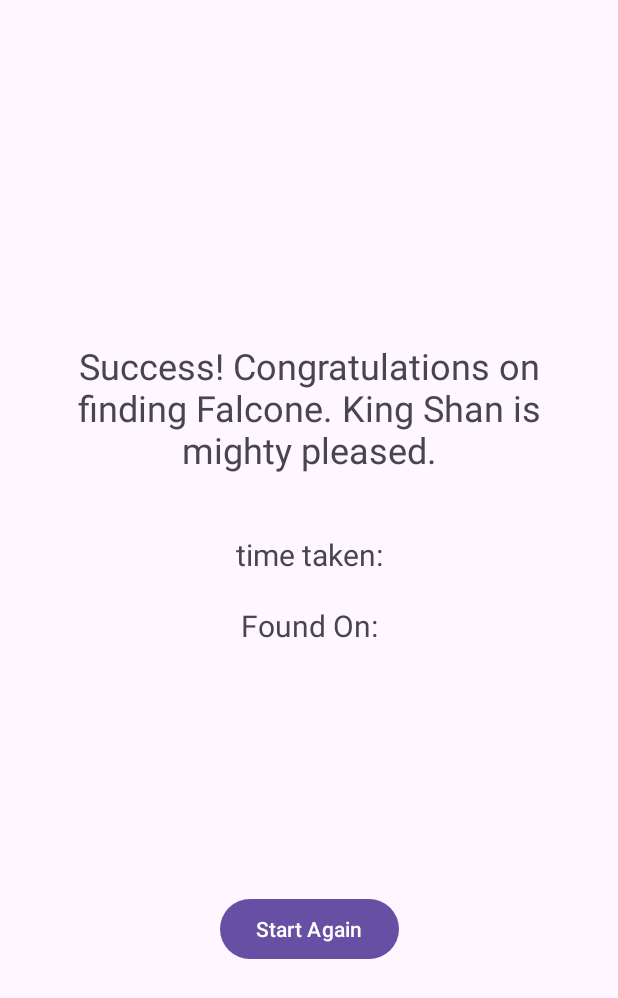
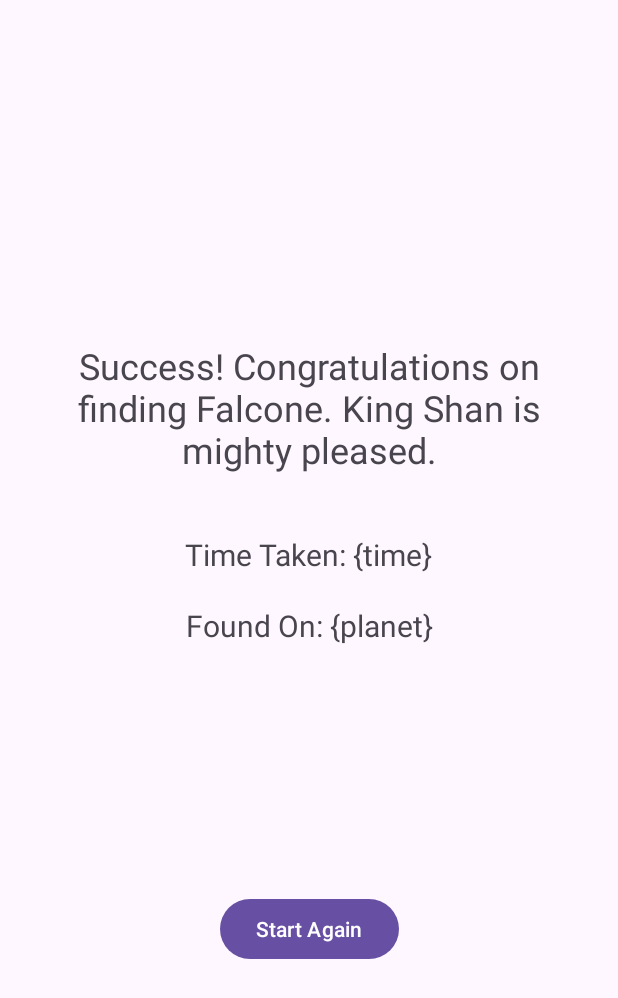
Before and after one commit to ranjanproject/falconfinder, an Android app: the layout fragment_falcon_finder_result.xml on its own in the app's theme, with its tools: preview values and no code run, on a phone screen of 412 x 824 dp. Shown: the top 998 px of the screen. Run offline under Robolectric (Android 15) with nearby library versions, the phone set to English and light mode, and no system bars.

Commit message:
#comment result fragment ui handled

```diff
--- a/app/src/main/java/com/example/falconfinder/MainActivity.kt
+++ b/app/src/main/java/com/example/falconfinder/MainActivity.kt
@@ -17,12 +17,6 @@ import javax.inject.Inject
 class MainActivity : AppCompatActivity(), FindFalconClickListener {
 
     private lateinit var binding: ActivityMainBinding
-
-//    @Inject
-//    lateinit var planetSelectionFragment: PlanetSelectionFragment
-
-//    @Inject
-//    lateinit var falconFinderResultFragment: FalconFinderResultFragment
 
     override fun onCreate(savedInstanceState: Bundle?) {
         super.onCreate(savedInstanceState)
--- a/app/src/main/java/com/example/falconfinder/models/FalconFinderResponse.kt
+++ b/app/src/main/java/com/example/falconfinder/models/FalconFinderResponse.kt
@@ -1,6 +1,9 @@
 package com.example.falconfinder.models
 
+import com.google.gson.annotations.SerializedName
+
 data class FalconFinderResponse(
+    @SerializedName("planet_name")
     val planetName: String,
     var status: String="",
     var error: String=""
--- a/app/src/main/java/com/example/falconfinder/ui/fragments/PlanetSelectionFragment.kt
+++ b/app/src/main/java/com/example/falconfinder/ui/fragments/PlanetSelectionFragment.kt
@@ -57,7 +57,6 @@ class PlanetSelectionFragment @Inject constructor(private val findFalconClickLis
 
        binding.findFalconBtn.setOnClickListener {
 
-           findFalconClickListener.onFindFalconBtnClicked()
 
            viewModel.findFalcon()
 
@@ -96,6 +95,10 @@ class PlanetSelectionFragment @Inject constructor(private val findFalconClickLis
         viewModel.isFindFalconBtn.observe(viewLifecycleOwner) {
             binding.findFalconBtn.isClickable = it
         }
+
+        viewModel.falconResultLD.observe(viewLifecycleOwner) {
+            findFalconClickListener.onFindFalconBtnClicked()
+        }
     }
 
 
--- a/app/src/main/res/layout/fragment_falcon_finder_result.xml
+++ b/app/src/main/res/layout/fragment_falcon_finder_result.xml
@@ -32,14 +32,14 @@
         app:layout_constraintEnd_toEndOf="parent"
         app:layout_constraintStart_toStartOf="parent"
         app:layout_constraintTop_toBottomOf="@+id/title_tv"
-        android:text="time taken:" />
+        android:text="@string/time_taken_time" />
 
     <TextView
         android:id="@+id/planet_tv"
         android:layout_width="wrap_content"
         android:layout_height="wrap_content"
         android:layout_marginTop="20dp"
-        android:text="Found On:"
+        android:text="@string/found_on"
         android:textSize="20sp"
         app:layout_constraintEnd_toEndOf="parent"
         app:layout_constraintStart_toStartOf="parent"
@@ -49,7 +49,7 @@
         android:id="@+id/start_again_btn"
         android:layout_width="wrap_content"
         android:layout_height="wrap_content"
-        android:text="Start Again"
+        android:text="@string/start_again"
         app:layout_constraintBottom_toBottomOf="parent"
         app:layout_constraintEnd_toEndOf="parent"
         app:layout_constraintStart_toStartOf="parent"
--- a/app/src/main/res/values-night/strings.xml
+++ b/app/src/main/res/values-night/strings.xml
@@ -1,4 +1,7 @@
 <?xml version="1.0" encoding="utf-8"?>
 <resources>
     <string name="game_rule">Game Rule</string>
+    <string name="found_on">Found On: {planet}</string>
+    <string name="start_again">Start Again</string>
+    <string name="time_taken_time">Time Taken: {time}</string>
 </resources>
--- a/app/src/main/res/values/strings.xml
+++ b/app/src/main/res/values/strings.xml
@@ -5,4 +5,7 @@
     <string name="select_vehicle_for_planet"></string>
     <string name="congratulations">Success! Congratulations on finding Falcone. King Shan is mighty pleased.</string>
     <string name="game_rule">Game Rule</string>
+    <string name="found_on">Found On: {planet}</string>
+    <string name="start_again">Start Again</string>
+    <string name="time_taken_time">Time Taken: {time}</string>
 </resources>
```
Also changed, not shown: app/src/main/java/com/example/falconfinder/ui/fragments/FalconFinderResultFragment.kt (+12 -1 lines), app/src/main/java/com/example/falconfinder/ui/viewmodel/StarWarViewModel.kt (+22 -3 lines).
